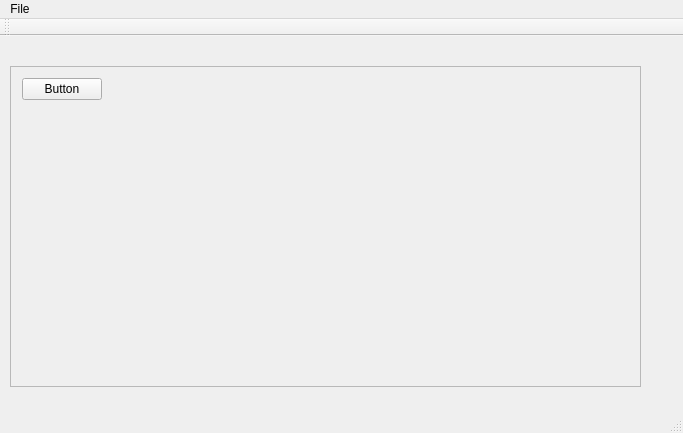
The window that groundstation/mainwindow.ui (utat-uav/groundstation) describes before a commit, drawn with Qt 5.
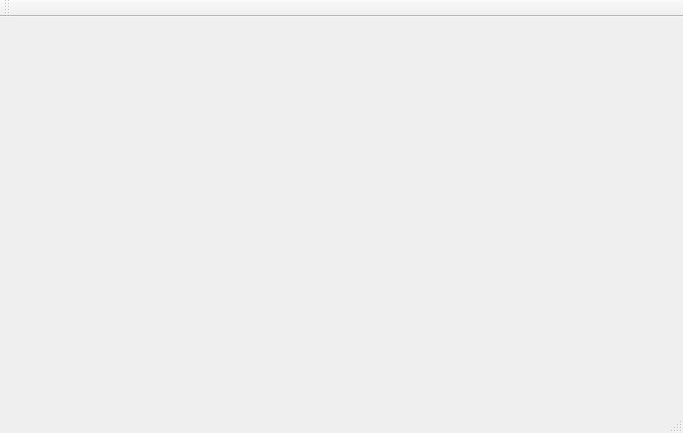
The same window after the commit.

```diff
--- a/groundstation/mainwindow.ui
+++ b/groundstation/mainwindow.ui
@@ -13,53 +13,7 @@
   <property name="windowTitle">
    <string>MainWindow</string>
   </property>
-  <widget class="QWidget" name="centralWidget">
-   <widget class="QScrollArea" name="scrollArea">
-    <property name="geometry">
-     <rect>
-      <x>10</x>
-      <y>30</y>
-      <width>631</width>
-      <height>321</height>
-     </rect>
-    </property>
-    <property name="widgetResizable">
-     <bool>true</bool>
-    </property>
-    <widget class="QWidget" name="scrollAreaWidgetContents">
-     <property name="geometry">
-      <rect>
-       <x>0</x>
-       <y>0</y>
-       <width>629</width>
-       <height>319</height>
-      </rect>
-     </property>
-     <widget class="QWidget" name="gridLayoutWidget">
-      <property name="geometry">
-       <rect>
-        <x>0</x>
-        <y>0</y>
-        <width>631</width>
-        <height>321</height>
-       </rect>
-      </property>
-      <layout class="QGridLayout" name="scrollAreaGridLayout">
-       <property name="sizeConstraint">
-        <enum>QLayout::SetFixedSize</enum>
-       </property>
-       <item row="0" column="0">
-        <widget class="QPushButton" name="pushButton">
-         <property name="text">
-          <string>Button</string>
-         </property>
-        </widget>
-       </item>
-      </layout>
-     </widget>
-    </widget>
-   </widget>
-  </widget>
+  <widget class="QWidget" name="centralWidget"/>
   <widget class="QMenuBar" name="menuBar">
    <property name="geometry">
     <rect>
@@ -69,13 +23,6 @@
      <height>21</height>
     </rect>
    </property>
-   <widget class="QMenu" name="menuFile">
-    <property name="title">
-     <string>File</string>
-    </property>
-    <addaction name="actionOpen"/>
-   </widget>
-   <addaction name="menuFile"/>
   </widget>
   <widget class="QToolBar" name="mainToolBar">
    <attribute name="toolBarArea">
```
